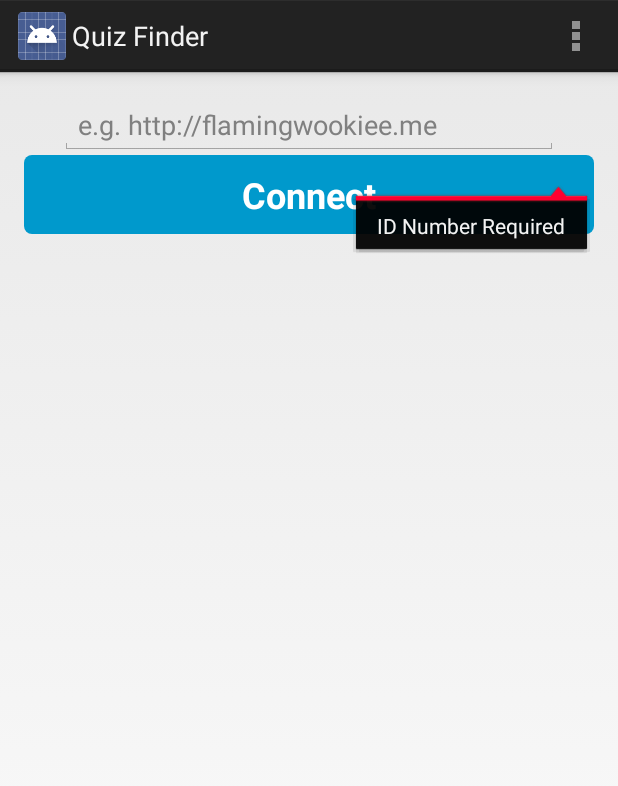
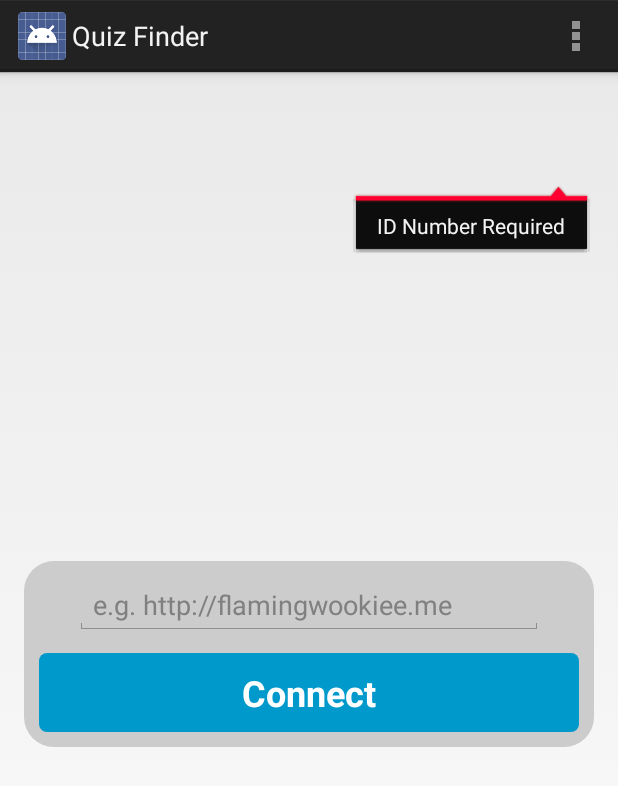
Before and after one commit to afm0005/FlamingWookieeProject, an Android app: the screen it shows after launch (MainActivity), on a phone screen of 412 x 824 dp. Shown: the top 786 px of the screen. Run offline under Robolectric (Android 15) with nearby library versions, the phone set to English and light mode, and no system bars.

Commit message:
Centered url box

```diff
--- /dev/null
+++ b/FlamingWookiee/src/main/res/drawable/quizfinderborder.xml
@@ -0,0 +1,11 @@
+<?xml version="1.0" encoding="utf-8"?>
+
+<shape xmlns:android="http://schemas.android.com/apk/res/android" android:shape="rectangle" >
+              <corners android:radius="20dp" />
+              <padding
+                  android:left="10dp"
+                  android:right="10dp"
+                  android:top="10dp"
+                  android:bottom="10dp" />
+              <solid android:color="#cccccc" />
+    </shape>
--- a/FlamingWookiee/src/main/res/layout/activity_main.xml
+++ b/FlamingWookiee/src/main/res/layout/activity_main.xml
@@ -3,11 +3,19 @@
     android:layout_width="match_parent"
     android:layout_height="match_parent"
     android:orientation="vertical"
+    android:gravity="center_vertical"
     android:paddingLeft="@dimen/activity_horizontal_margin"
     android:paddingRight="@dimen/activity_horizontal_margin"
     android:paddingTop="@dimen/activity_vertical_margin"
     android:paddingBottom="@dimen/activity_vertical_margin"
     tools:context=".QuizFinderActivity$PlaceholderFragment">
+
+    <LinearLayout
+        android:layout_width="match_parent"
+        android:layout_height="wrap_content"
+        android:orientation="vertical"
+        android:gravity="center_vertical"
+        android:background="@drawable/quizfinderborder">
 
         <EditText
             android:id="@+id/url"
@@ -15,6 +23,7 @@
             android:layout_width="match_parent"
             android:layout_marginRight="24dp"
             android:layout_marginLeft="24dp"
+            android:layout_marginBottom="12dp"
             android:hint="@string/url_hint"/>
 
         <Button
@@ -28,4 +37,9 @@
             android:layout_gravity="center_horizontal|center_vertical"
             android:text="@string/connect"/>
 
+
         </LinearLayout>
+
+
+
+</LinearLayout>
```
Lines whose indentation alone changed are shown as unchanged.
